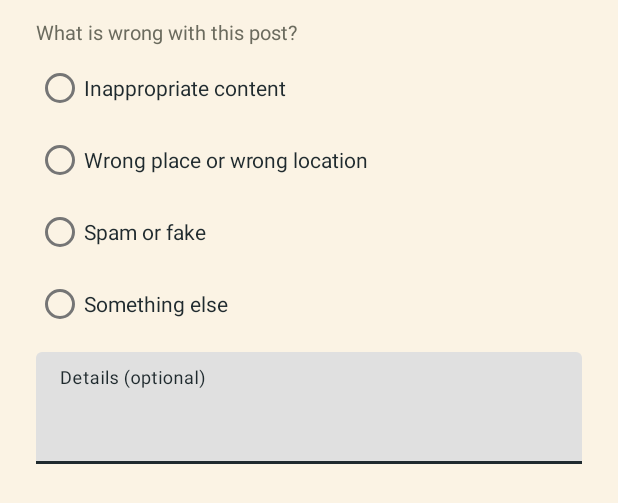
After one commit to JoshuaSiriban/Spotsnap, an Android app built with Jetpack Compose: the layout dialog_report.xml on its own in the app's theme, with its tools: preview values and no code run, on a phone screen of 412 x 824 dp. The commit adds this screen. Shown: the top 503 px of the screen. Run offline under Robolectric (Android 15) with nearby library versions, the phone set to English and light mode, and no system bars.

Commit message:
Sharing and Report

```diff
--- /dev/null
+++ b/app/src/main/res/layout/dialog_report.xml
@@ -0,0 +1,68 @@
+<?xml version="1.0" encoding="utf-8"?>
+<LinearLayout xmlns:android="http://schemas.android.com/apk/res/android"
+    android:layout_width="match_parent"
+    android:layout_height="wrap_content"
+    android:orientation="vertical"
+    android:paddingStart="24dp"
+    android:paddingTop="12dp"
+    android:paddingEnd="24dp">
+
+    <TextView
+        android:layout_width="wrap_content"
+        android:layout_height="wrap_content"
+        android:text="What is wrong with this post?"
+        android:textColor="@color/muted_dark"
+        android:textSize="13sp" />
+
+    <RadioGroup
+        android:id="@+id/report_reasons"
+        android:layout_width="match_parent"
+        android:layout_height="wrap_content"
+        android:layout_marginTop="4dp"
+        android:layout_marginBottom="8dp"
+        android:orientation="vertical">
+
+        <RadioButton
+            android:id="@+id/report_inappropriate"
+            android:layout_width="match_parent"
+            android:layout_height="wrap_content"
+            android:text="Inappropriate content"
+            android:textColor="@color/ink" />
+
+        <RadioButton
+            android:id="@+id/report_wrong_place"
+            android:layout_width="match_parent"
+            android:layout_height="wrap_content"
+            android:text="Wrong place or wrong location"
+            android:textColor="@color/ink" />
+
+        <RadioButton
+            android:id="@+id/report_spam"
+            android:layout_width="match_parent"
+            android:layout_height="wrap_content"
+            android:text="Spam or fake"
+            android:textColor="@color/ink" />
+
+        <RadioButton
+            android:id="@+id/report_other"
+            android:layout_width="match_parent"
+            android:layout_height="wrap_content"
+            android:text="Something else"
+            android:textColor="@color/ink" />
+    </RadioGroup>
+
+    <com.google.android.material.textfield.TextInputLayout
+        android:layout_width="match_parent"
+        android:layout_height="wrap_content"
+        android:hint="Details (optional)">
+
+        <com.google.android.material.textfield.TextInputEditText
+            android:id="@+id/report_details"
+            android:layout_width="match_parent"
+            android:layout_height="wrap_content"
+            android:gravity="top|start"
+            android:inputType="textMultiLine|textCapSentences"
+            android:maxLength="500"
+            android:minLines="2" />
+    </com.google.android.material.textfield.TextInputLayout>
+</LinearLayout>
```
Also changed, not shown: app/src/main/java/com/example/studyflow/PlaceDetailsFragment.java (+80 -0 lines), app/src/main/java/com/example/studyflow/ReportRepository.java (added, +79 -0 lines), app/src/main/res/layout/fragment_place_details.xml (+36 -1 lines).
